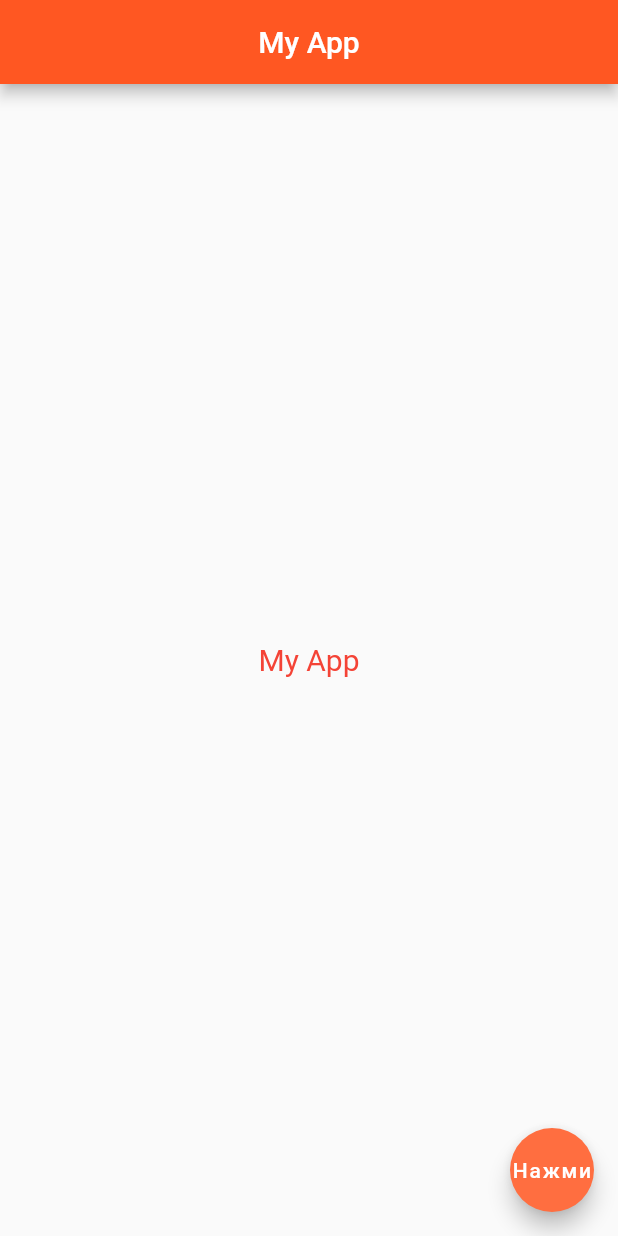
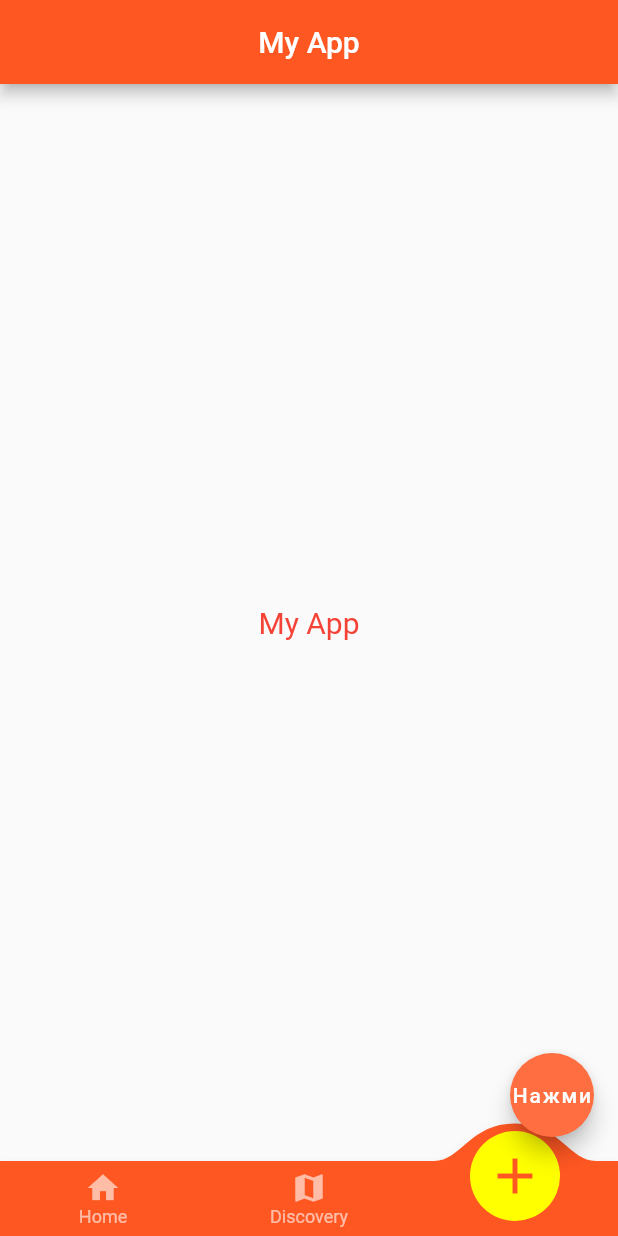
Before and after one commit to rskiri/firstapp, a Flutter app: the screen it shows after launch, on a phone screen of 412 x 824 dp. Run offline on Flutter 3.47's test engine with Material 2 defaults, Android fonts, the phone set to English and light mode, and no system bars; drawn by our look-alikes of convex_bottom_bar; Roboto replaces fonts that are missing (GoblinOne).

Commit message:
add bottom convex menu

```diff
--- a/lib/main.dart
+++ b/lib/main.dart
@@ -1,4 +1,5 @@
 import 'package:flutter/material.dart';
+import 'package:convex_bottom_bar/convex_bottom_bar.dart';
 
 void main() => runApp(MyApp());
 
@@ -26,6 +27,17 @@ class MyApp extends StatelessWidget {
             print('Clicked');
           },
         ),
+        bottomNavigationBar: ConvexAppBar(
+          backgroundColor: Colors.deepOrange,
+          activeColor: Colors.yellowAccent,
+          items: [
+            TabItem(icon: Icons.home, title: 'Home'),
+            TabItem(icon: Icons.map, title: 'Discovery'),
+            TabItem(icon: Icons.add, title: 'Add'),
+          ],
+          initialActiveIndex: 2,//optional, default as 0
+          onTap: (int i) => print('click index=$i'),
+        )
       ),
     );
   }
--- a/pubspec.yaml
+++ b/pubspec.yaml
@@ -29,6 +29,7 @@ environment:
 dependencies:
   flutter:
     sdk: flutter
+  convex_bottom_bar: ^3.0.0
 
 
   # The following adds the Cupertino Icons font to your application.
```
Also changed, not shown: pubspec.lock.
